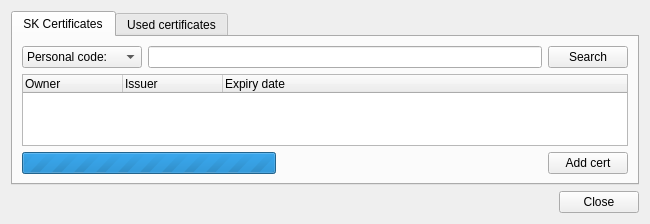
Before: the Qt Designer form crypto/ui/KeyAddDialog.ui in open-eid/qdigidoc, drawn with Qt 5.
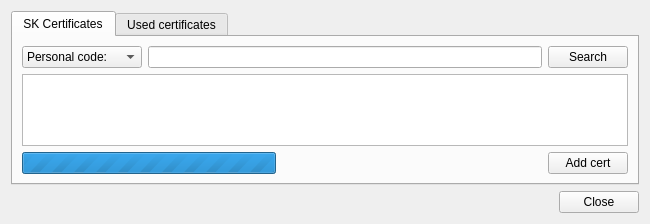
After: the same form once the commit is applied.

Commit message:
Add O unit to owner subject and translate to DIGI-ID or ID-CARD
Ticket: #532

```diff
--- a/crypto/ui/KeyAddDialog.ui
+++ b/crypto/ui/KeyAddDialog.ui
@@ -56,28 +56,13 @@
         </layout>
        </item>
        <item>
-        <widget class="QTreeWidget" name="skView">
+        <widget class="QTreeView" name="skView">
          <property name="horizontalScrollBarPolicy">
           <enum>Qt::ScrollBarAlwaysOff</enum>
          </property>
          <property name="rootIsDecorated">
           <bool>false</bool>
          </property>
-         <column>
-          <property name="text">
-           <string>Owner</string>
-          </property>
-         </column>
-         <column>
-          <property name="text">
-           <string>Issuer</string>
-          </property>
-         </column>
-         <column>
-          <property name="text">
-           <string>Expiry date</string>
-          </property>
-         </column>
         </widget>
        </item>
        <item>
```
The commit also changes 3 other files.
